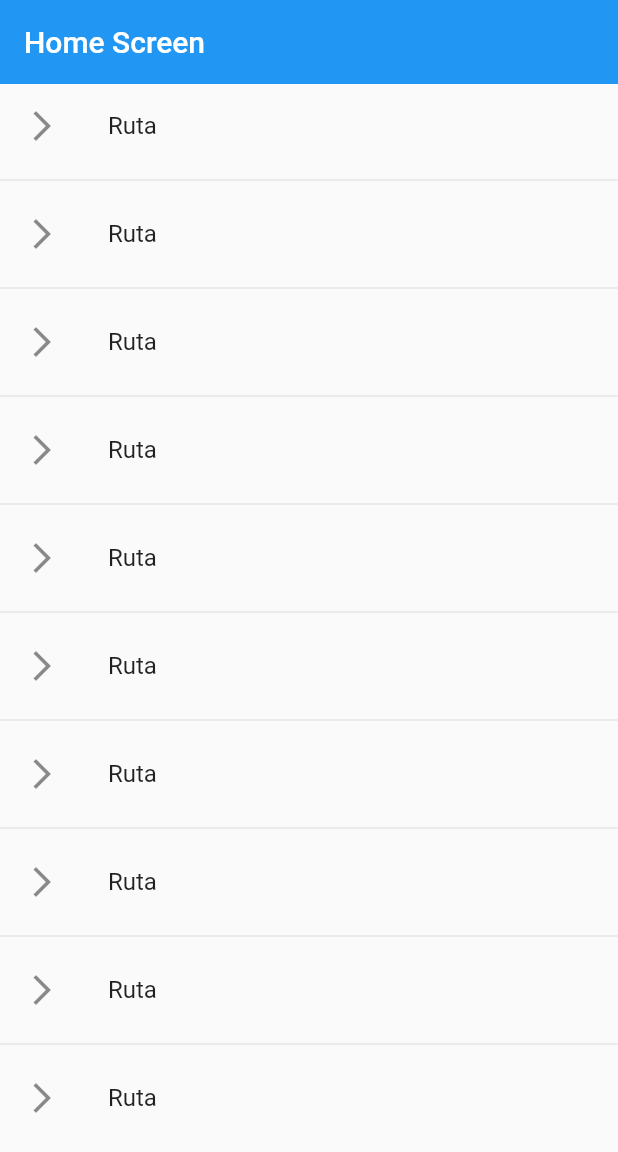
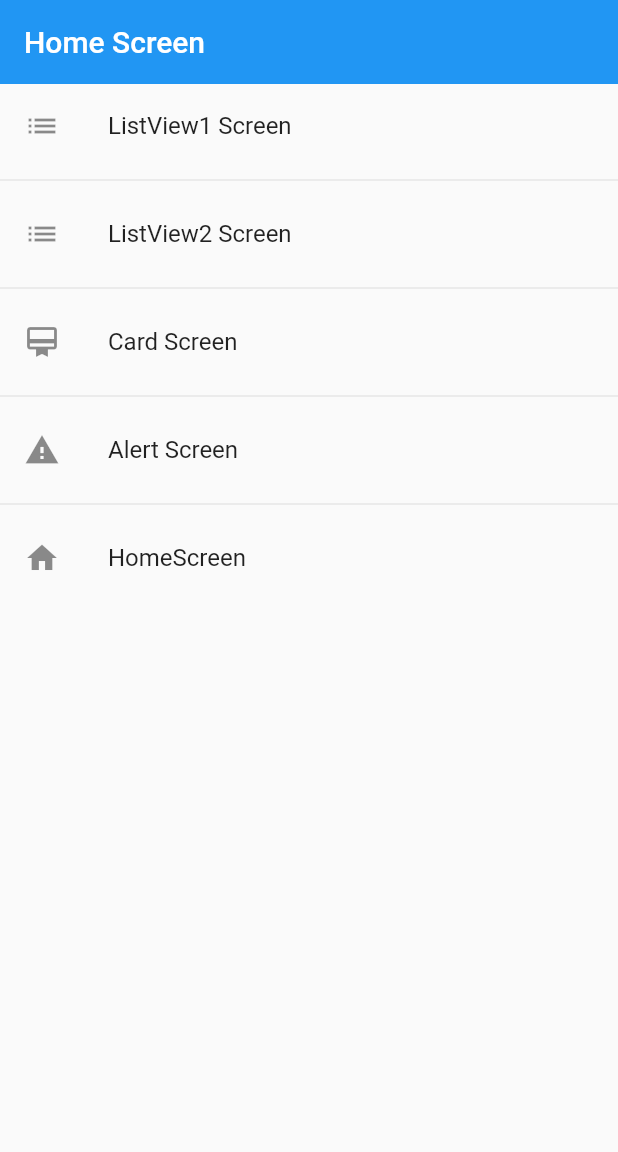
Before and after one commit to eidepozo/fl_components, a Flutter app: the screen it shows after launch, on a phone screen of 412 x 824 dp. Shown: the top 1152 px of the screen. Run offline on Flutter 3.47's test engine with Material 2 defaults, Android fonts, the phone set to English and light mode, and no system bars.

Commit message:
Cambios en modulos tipo clase haciendo llamado en HomeScreen

```diff
--- a/fl_components/lib/main.dart
+++ b/fl_components/lib/main.dart
@@ -13,7 +13,7 @@ class MyApp extends StatelessWidget {
         debugShowCheckedModeBanner: false,
         title: 'Material App',
         initialRoute: AppRoutes.initialRoute,
-        routes: AppRoutes.routes,
+        routes: AppRoutes.getAppRoutes(),
         onGenerateRoute: AppRoutes.onGenerateRoute);
   }
 }
--- /dev/null
+++ b/fl_components/lib/models/menu_option.dart
@@ -0,0 +1,16 @@
+// establecer una clase que defina la representacion de las rutas?
+
+import 'package:flutter/material.dart' show IconData, Widget;
+
+class MenuOption {
+  final String route; // nombre de la ruta
+  final String name;
+  final Widget screen;
+  final IconData icon;
+
+  MenuOption(
+      {required this.route,
+      required this.name,
+      required this.screen,
+      required this.icon}); // nombre que se ve en el listtile
+}
--- /dev/null
+++ b/fl_components/lib/models/models.dart
@@ -0,0 +1 @@
+export 'package:fl_components/models/menu_option.dart';
--- a/fl_components/lib/router/app_routes.dart
+++ b/fl_components/lib/router/app_routes.dart
@@ -1,3 +1,4 @@
+import 'package:fl_components/models/models.dart';
 import 'package:flutter/material.dart';
 
 import 'package:fl_components/screens/screens.dart';
@@ -5,6 +6,45 @@ import 'package:fl_components/screens/screens.dart';
 class AppRoutes {
   static const initialRoute = 'home';
 
+  static final menuOptions = <MenuOption>[
+    //TODO: borrar home
+    MenuOption(
+        route: 'listview1',
+        name: 'ListView1 Screen',
+        screen: const Listview1Screen(),
+        icon: Icons.list),
+    MenuOption(
+        route: 'listview2',
+        name: 'ListView2 Screen',
+        screen: const Listview2Screen(),
+        icon: Icons.list),
+    MenuOption(
+        route: 'card',
+        name: 'Card Screen',
+        screen: const CardScreen(),
+        icon: Icons.card_membership_outlined),
+    MenuOption(
+        route: 'alert',
+        name: 'Alert Screen',
+        screen: const AlertScreen(),
+        icon: Icons.warning),
+    MenuOption(
+        route: 'home',
+        name: 'HomeScreen',
+        screen: const HomeScreen(),
+        icon: Icons.home)
+  ];
+
+  static Map<String, Widget Function(BuildContext)> getAppRoutes() {
+    Map<String, Widget Function(BuildContext)> appRoutes = {};
+
+    for (final option in menuOptions) {
+      appRoutes.addAll({option.route: (BuildContext context) => option.screen});
+    }
+    return appRoutes;
+  }
+
+/*
   static Map<String, Widget Function(BuildContext)> routes = {
     'listview1': (BuildContext context) => const Listview1Screen(),
     'listview2': (BuildContext context) => const Listview2Screen(),
@@ -12,7 +52,7 @@ class AppRoutes {
     'alert': (BuildContext context) => const AlertScreen(),
     'home': (BuildContext context) => const HomeScreen()
   };
-
+*/
   static Route<dynamic>? onGenerateRoute(RouteSettings settings) {
     return MaterialPageRoute(builder: (context) => const HomeScreen());
   }
--- a/fl_components/lib/screens/alert_screen.dart
+++ b/fl_components/lib/screens/alert_screen.dart
@@ -5,10 +5,10 @@ class AlertScreen extends StatelessWidget {
 
   @override
   Widget build(BuildContext context) {
-    return const Scaffold(
-      body: Center(
-        child: Text('AlertScreen'),
-      ),
-    );
+    return Scaffold(
+        appBar: AppBar(title: const Text('Alert Screen')),
+        body: const Center(
+          child: Text('AlertScreen'),
+        ));
   }
 }
--- a/fl_components/lib/screens/card_screen.dart
+++ b/fl_components/lib/screens/card_screen.dart
@@ -5,10 +5,10 @@ class CardScreen extends StatelessWidget {
 
   @override
   Widget build(BuildContext context) {
-    return const Scaffold(
-      body: Center(
-        child: Text('CardScreen'),
-      ),
-    );
+    return Scaffold(
+        appBar: AppBar(title: const Text('Card Screen')),
+        body: const Center(
+          child: Text('CardScreen'),
+        ));
   }
 }
--- a/fl_components/lib/screens/home_screen.dart
+++ b/fl_components/lib/screens/home_screen.dart
@@ -1,4 +1,4 @@
-import 'package:fl_components/screens/screens.dart';
+import 'package:fl_components/router/app_routes.dart';
 import 'package:flutter/material.dart';
 
 class HomeScreen extends StatelessWidget {
@@ -6,19 +6,21 @@ class HomeScreen extends StatelessWidget {
 
   @override
   Widget build(BuildContext context) {
+    final menuOptions = AppRoutes.menuOptions;
+
     return Scaffold(
         appBar: AppBar(title: const Text('Home Screen'), elevation: 0),
         body: ListView.separated(
             itemBuilder: (context, index) => ListTile(
-                title: const Text('Ruta'),
-                leading: const Icon(Icons.arrow_forward_ios),
+                title: Text(menuOptions[index].name),
+                leading: Icon(menuOptions[index].icon),
                 onTap: (() {
                   //final route = MaterialPageRoute(
                   //    builder: (context) => const Listview1Screen());
                   //Navigator.push(context, route);
-                  Navigator.pushNamed(context, 'listview1');
+                  Navigator.pushNamed(context, menuOptions[index].route);
                 })), //const Text('Hola mundo'),
             separatorBuilder: (_, __) => const Divider(),
-            itemCount: 10));
+            itemCount: menuOptions.length));
   }
 }
```
